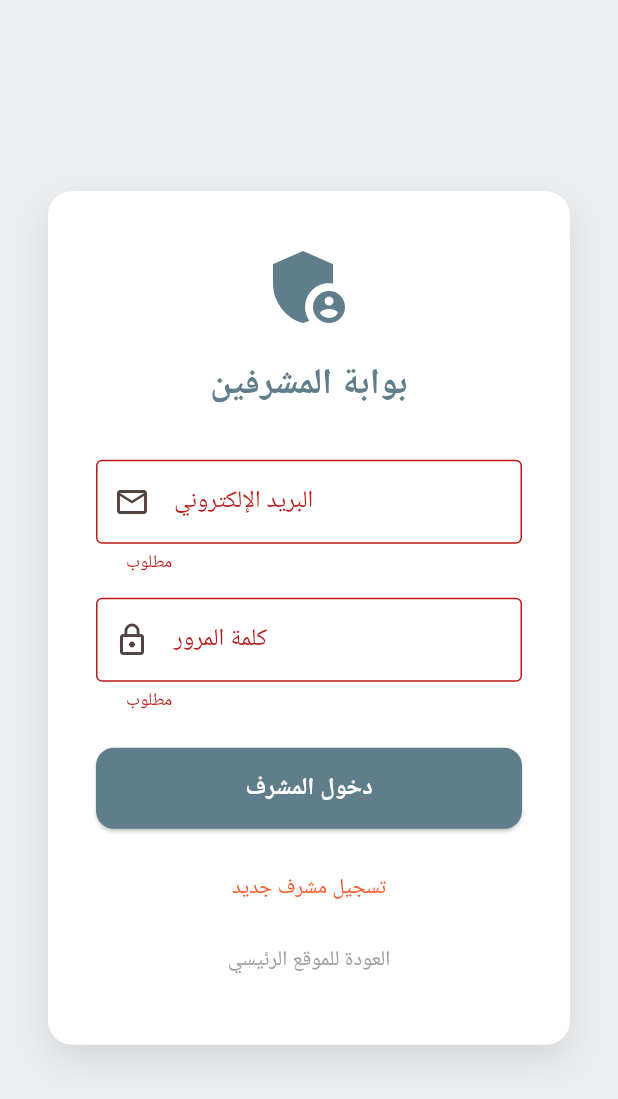
After one commit to darysaleh3-ops/tools_hub, a Flutter app: the AdminLoginScreen screen opened by its route, after a tap on "دخول المشرف", on a phone screen of 412 x 824 dp. The commit adds this screen. Shown: the top 1099 px of the screen. Run offline on Flutter 3.47's test engine with Material 3 defaults, Android fonts, the phone set to English and light mode, and no system bars; our stand-ins replace cloud_firestore, dio, firebase_auth, firebase_core, flutter_riverpod, font_awesome_flutter and 2 more; accounts and stored records are empty; network calls fail; Roboto replaces fonts that are missing (Cairo); statements that could not run were skipped.

Commit message:
fix: resolve admin login parameter issues and restore go_router import

```diff
--- a/lib/core/router/app_router.dart
+++ b/lib/core/router/app_router.dart
@@ -13,6 +13,7 @@ import '../../features/admin/presentation/admin_register_screen.dart';
 import '../../features/admin/presentation/admin_approval_screen.dart';
 import '../../features/admin/presentation/admin_layout.dart';
 import '../../features/admin/presentation/dashboard_screen.dart';
+import '../../features/admin/presentation/admin_login_screen.dart';
 
 final routerProvider = Provider<GoRouter>((ref) {
   final authState = ref.watch(authProvider);
@@ -32,35 +33,47 @@ final routerProvider = Provider<GoRouter>((ref) {
           state.matchedLocation == '/forgot-password' ||
           state.matchedLocation == '/admin-register' || // Allow public access
           state.matchedLocation ==
-              '/admin-approval'; // Allow semi-protected access
+              '/admin-approval' || // Allow semi-protected access
+          state.matchedLocation == '/admin-login';
 
-      if (!loggedIn && !loggingIn) return '/login';
+      // Not logged in
+      if (!loggedIn && !loggingIn) {
+        // If trying to access admin area, send to admin login
+        if (state.matchedLocation.startsWith('/admin')) {
+          return '/admin-login';
+        }
+        return '/login';
+      }
+
+      // Logged in
       if (loggedIn && loggingIn) {
-        // If logged in but trying to access public auth pages, go home
-        // BUT if accessing admin-approval, let them stay (handled below)
-        if (state.matchedLocation != '/admin-approval') return '/';
+        if (state.matchedLocation == '/admin-approval') {
+          // Let logic below handle approval check
+        } else if (state.matchedLocation == '/admin-login') {
+          return '/admin';
+        } else {
+          return '/';
+        }
       }
 
       // 2. Admin Guard
       if (state.matchedLocation.startsWith('/admin')) {
-        // Exclude /admin-register from this check (it's public)
-        if (state.matchedLocation == '/admin-register') return null;
+        // Public/Semi-protected admin pages
+        if (state.matchedLocation == '/admin-register' ||
+            state.matchedLocation == '/admin-login')
+          return null;
 
         if (!userProfileAsync.isLoading) {
           final user = userProfileAsync.asData?.value;
 
-          // Not an admin? Kick out.
           if (user == null || !user.isAdmin) {
             return '/';
           }
 
-          // Admin but pending? Go to approval.
           if (state.matchedLocation != '/admin-approval' && !user.isActive) {
             return '/admin-approval';
           }
 
-          // Admin and active?
-          // If trying to see approval page but is active, go to dashboard
           if (state.matchedLocation == '/admin-approval' && user.isActive) {
             return '/admin';
           }
@@ -71,6 +84,10 @@ final routerProvider = Provider<GoRouter>((ref) {
     },
     routes: [
       GoRoute(path: '/login', builder: (context, state) => const LoginScreen()),
+      GoRoute(
+        path: '/admin-login',
+        builder: (context, state) => const AdminLoginScreen(),
+      ),
       GoRoute(
         path: '/register',
         builder: (context, state) => const RegisterScreen(),
--- /dev/null
+++ b/lib/features/admin/presentation/admin_login_screen.dart
@@ -0,0 +1,147 @@
+import 'package:flutter/material.dart';
+import 'package:flutter_riverpod/flutter_riverpod.dart';
+import 'package:go_router/go_router.dart';
+import '../../auth/domain/auth_notifier.dart';
+
+class AdminLoginScreen extends ConsumerStatefulWidget {
+  const AdminLoginScreen({super.key});
+
+  @override
+  ConsumerState<AdminLoginScreen> createState() => _AdminLoginScreenState();
+}
+
+class _AdminLoginScreenState extends ConsumerState<AdminLoginScreen> {
+  final _emailController = TextEditingController();
+  final _passwordController = TextEditingController();
+  final _formKey = GlobalKey<FormState>();
+
+  @override
+  void dispose() {
+    _emailController.dispose();
+    _passwordController.dispose();
+    super.dispose();
+  }
+
+  @override
+  Widget build(BuildContext context) {
+    final authState = ref.watch(authProvider);
+
+    return Scaffold(
+      backgroundColor: Colors.blueGrey.shade50, // Distinct background
+      body: Center(
+        child: SingleChildScrollView(
+          padding: const EdgeInsets.all(32.0),
+          child: Container(
+            constraints: const BoxConstraints(maxWidth: 400),
+            padding: const EdgeInsets.all(32),
+            decoration: BoxDecoration(
+              color: Colors.white,
+              borderRadius: BorderRadius.circular(16),
+              boxShadow: [
+                BoxShadow(
+                  color: Colors.black.withOpacity(0.1),
+                  blurRadius: 20,
+                  offset: const Offset(0, 10),
+                ),
+              ],
+            ),
+            child: Form(
+              key: _formKey,
+              child: Column(
+                crossAxisAlignment: CrossAxisAlignment.stretch,
+                mainAxisSize: MainAxisSize.min,
+                children: [
+                  const Icon(
+                    Icons.admin_panel_settings,
+                    size: 64,
+                    color: Colors.blueGrey,
+                  ),
+                  const SizedBox(height: 16),
+                  const Text(
+                    'بوابة المشرفين',
+                    style: TextStyle(
+                      fontSize: 24,
+                      fontWeight: FontWeight.bold,
+                      color: Colors.blueGrey,
+                    ),
+                    textAlign: TextAlign.center,
+                  ),
+                  const SizedBox(height: 32),
+                  TextFormField(
+                    controller: _emailController,
+                    decoration: const InputDecoration(
+                      labelText: 'البريد الإلكتروني',
+                      prefixIcon: Icon(Icons.email_outlined),
+                      border: OutlineInputBorder(),
+                    ),
+                    keyboardType: TextInputType.emailAddress,
+                    validator: (value) =>
+                        value == null || value.isEmpty ? 'مطلوب' : null,
+                  ),
+                  const SizedBox(height: 16),
+                  TextFormField(
+                    controller: _passwordController,
+                    decoration: const InputDecoration(
+                      labelText: 'كلمة المرور',
+                      prefixIcon: Icon(Icons.lock_outline),
+                      border: OutlineInputBorder(),
+                    ),
+                    obscureText: true,
+                    validator: (value) =>
+                        value == null || value.isEmpty ? 'مطلوب' : null,
+                  ),
+                  const SizedBox(height: 24),
+
+                  if (authState.status == AuthStatus.error)
+                    Padding(
+                      padding: const EdgeInsets.only(bottom: 16),
+                      child: Text(
+                        authState.errorMessage ?? 'حدث خطأ',
+                        style: const TextStyle(color: Colors.red),
+                        textAlign: TextAlign.center,
+                      ),
+                    ),
+
+                  ElevatedButton(
+                    onPressed: authState.status == AuthStatus.authenticating
+                        ? null
+                        : () {
+                            if (_formKey.currentState!.validate()) {
+                              ref
+                                  .read(authProvider.notifier)
+                                  .signIn(
+                                    _emailController.text.trim(),
+                                    _passwordController.text.trim(),
+                                  );
+                            }
+                          },
+                    style: ElevatedButton.styleFrom(
+                      backgroundColor: Colors.blueGrey,
+                      foregroundColor: Colors.white,
+                      padding: const EdgeInsets.symmetric(vertical: 16),
+                    ),
+                    child: authState.status == AuthStatus.authenticating
+                        ? const CircularProgressIndicator(color: Colors.white)
+                        : const Text('دخول المشرف'),
+                  ),
+                  const SizedBox(height: 16),
+                  TextButton(
+                    onPressed: () => context.go('/admin-register'),
+                    child: const Text('تسجيل مشرف جديد'),
+                  ),
+                  TextButton(
+                    onPressed: () => context.go('/'),
+                    child: const Text(
+                      'العودة للموقع الرئيسي',
+                      style: TextStyle(color: Colors.grey),
+                    ),
+                  ),
+                ],
+              ),
+            ),
+          ),
+        ),
+      ),
+    );
+  }
+}
--- a/lib/features/admin/presentation/admin_register_screen.dart
+++ b/lib/features/admin/presentation/admin_register_screen.dart
@@ -73,6 +73,14 @@ class _AdminRegisterScreenState extends ConsumerState<AdminRegisterScreen> {
                   ),
                   const SizedBox(height: 16),
 
+                  TextButton(
+                    onPressed: () => context.go('/admin-login'),
+                    child: const Text('لدي حساب إداري بالفعل؟ دخول المشرف'),
+                  ),
+                  TextButton(
+                    onPressed: () => context.go('/admin-register'),
+                    child: const Text('مستخدم عادي؟'),
+                  ),
                   TextFormField(
                     controller: _phoneController,
                     decoration: const InputDecoration(
```
